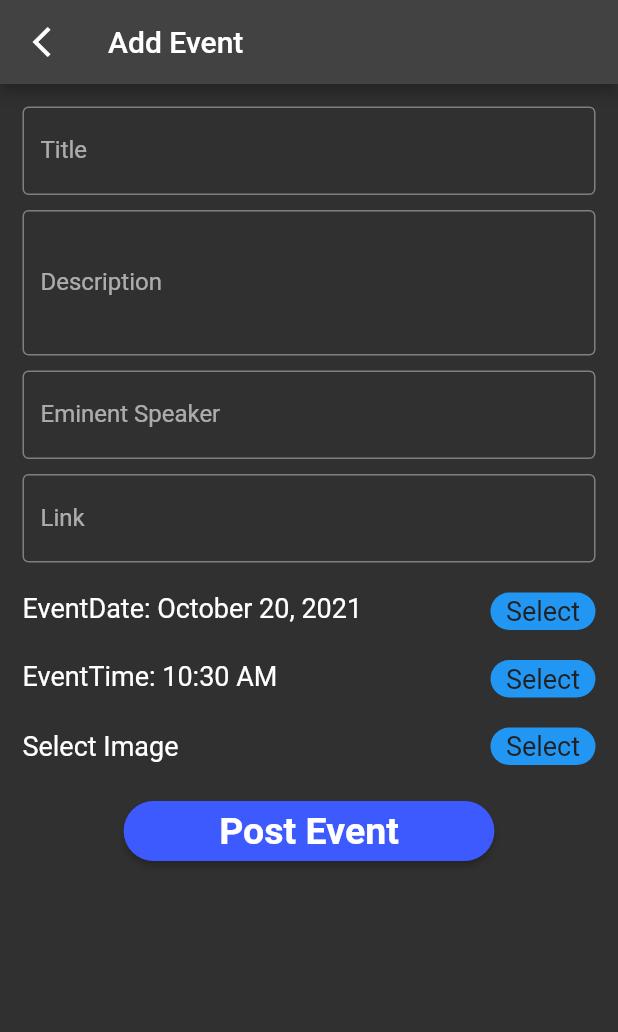
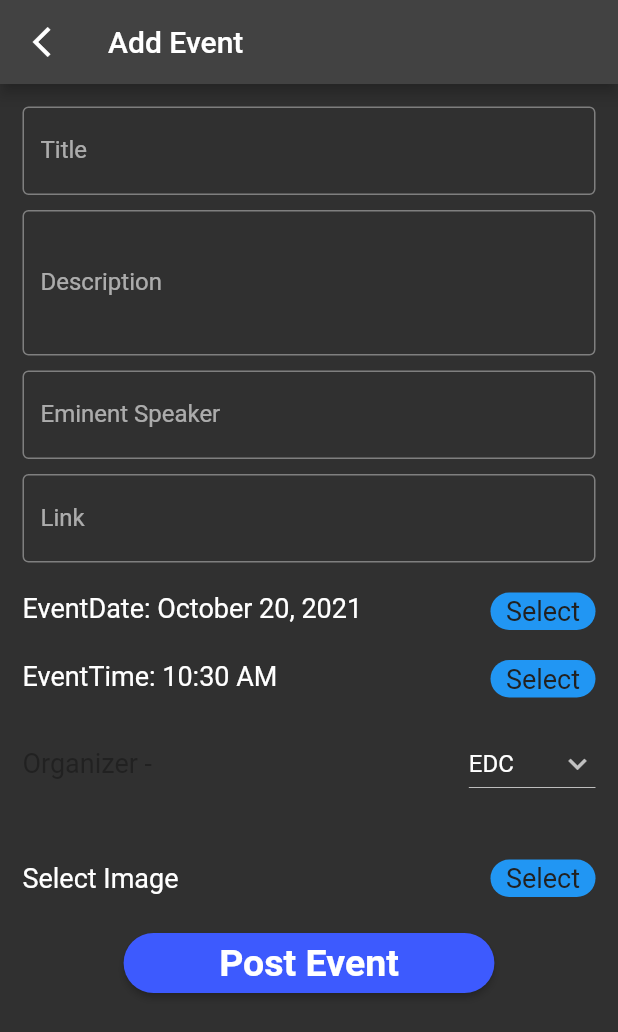
Before and after one commit to RohanDoshi21/Networking_Flutter, a Flutter app: the EventPost_Admin screen opened directly, on a phone screen of 412 x 824 dp. Shown: the top 1032 px of the screen. Run offline on Flutter 3.47's test engine with Material 2 defaults, Android fonts, the phone set to English and light mode, and no system bars; our stand-ins replace cached_network_image, cloud_firestore, firebase_auth, firebase_core, firebase_storage, google_sign_in and 1 more; missing offline and left inert: firebase_auth_oauth; accounts and stored records are empty.

```diff
--- a/lib/screens/AdminPages/eventPostForm.dart
+++ b/lib/screens/AdminPages/eventPostForm.dart
@@ -55,6 +55,9 @@ class _EventPost_AdminState extends State<EventPost_Admin> {
       });
     }
   }
+
+  String _dropdownvalue = 'EDC';
+  var _items = ['EDC', 'PASC', 'CSI', 'PISB', 'DEBSOC', 'MUN'];
 
   @override
   void dispose() {
@@ -243,6 +246,35 @@ class _EventPost_AdminState extends State<EventPost_Admin> {
                     ),
                   ],
                 ),
+                SizedBox(
+                  height: 20,
+                ),
+                Row(
+                  children: [
+                    Text(
+                      "Organizer - ",
+                      style: TextStyle(fontSize: 18, color: Colors.grey[900]),
+                    ),
+                    Spacer(flex: 2),
+                    DropdownButton(
+                      value: _dropdownvalue,
+                      icon: Icon(Icons.keyboard_arrow_down),
+                      items: _items.map((String items) {
+                        return DropdownMenuItem(
+                            value: items, child: Text(items));
+                      }).toList(),
+                      onChanged: (String? newValue) {
+                        setState(() {
+                          _dropdownvalue = newValue!;
+                        });
+                      },
+                    ),
+                  ],
+                ),
+                SizedBox(
+                  height: 20,
+                ),
+
                 // DateRangePickerDialog(
                 //     firstDate: DateTime(2021), lastDate: DateTime(2121)),
                 SizedBox(
@@ -283,16 +315,24 @@ class _EventPost_AdminState extends State<EventPost_Admin> {
                       ]),
                       Container(
                         child: isPicked
-                            ? Container(
-                                child: Image(
-                                  image: FileImage(_pickedImage),
-                                ),
+                            ? Column(
+                                children: [
+                                  SizedBox(
+                                    height: 20,
+                                  ),
+                                  Container(
+                                    child: Image(
+                                      image: FileImage(_pickedImage),
+                                    ),
+                                  ),
+                                ],
                               )
                             : null,
                       ),
                     ],
                   ),
                 ),
+
                 SizedBox(
                   height: 20,
                 ),
@@ -304,9 +344,6 @@ class _EventPost_AdminState extends State<EventPost_Admin> {
                     if (isPicked) {
                       var time =
                           DateTime.now().millisecondsSinceEpoch.toString();
-
-                      // FirebaseAuth auth = FirebaseAuth.instance;
-                      // String uid = auth.currentUser!.uid.toString();
                       firebase_storage.Reference ref = firebase_storage
                           .FirebaseStorage.instance
                           .ref()
@@ -325,8 +362,8 @@ class _EventPost_AdminState extends State<EventPost_Admin> {
                       'Date': eventDate,
                       'Time': time.format(context).toString(),
                       'Image': imageUrl,
-                      'Participants' : 0,
-                      // 'Organizer' : "Pasc",
+                      'Participants': 0,
+                      'Organizer': _dropdownvalue,
                     }).then((value) {
                       var documentId = value.id;
                       FirebaseFirestore.instance
```
Also changed, not shown: lib/screens/MainScreens/Events.dart (+13 -6 lines), 6 other files.
